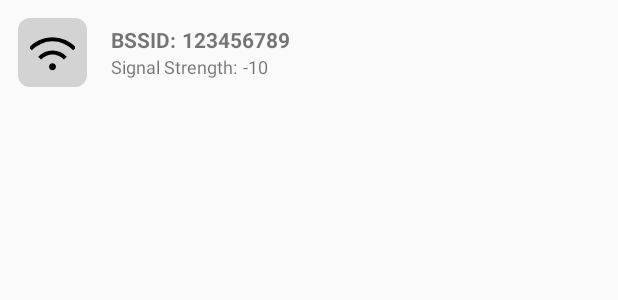
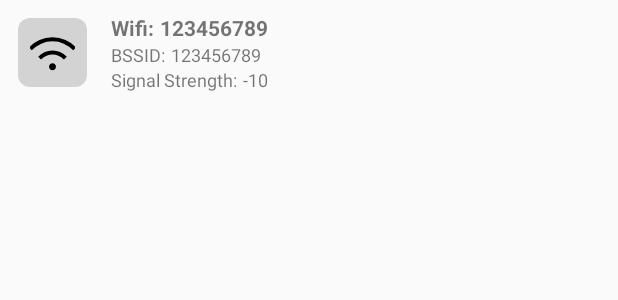
Before and after one commit to SirAntonySir/IntellitrackEnv, an Android app: the layout scan_list_item.xml on its own in the app's theme, with its tools: preview values and no code run, on a phone screen of 412 x 824 dp. Shown: the top 300 px of the screen. Run offline under Robolectric (Android 15) with nearby library versions, the phone set to English and light mode, and no system bars.

Commit message:
scan adapter working

```diff
--- a/app/src/main/java/com/example/intellitrackenv/ui/home/ScanItem.kt
+++ b/app/src/main/java/com/example/intellitrackenv/ui/home/ScanItem.kt
@@ -1,2 +1,2 @@
 // RoomItem.kt
-data class ScanItem(val scanBSSID: String, val scanValue: String)
+data class ScanItem(val scanBSSID: String,val scanSsid: String, val scanValue: String)
--- a/app/src/main/res/layout/scan_list_item.xml
+++ b/app/src/main/res/layout/scan_list_item.xml
@@ -35,12 +35,37 @@
             android:gravity="center_vertical">
 
             <TextView
+                android:id="@+id/ssidText"
+                android:layout_width="wrap_content"
+                android:layout_height="wrap_content"
+                android:text="Wifi:"
+                android:textSize="14sp"
+                android:textStyle="bold" />
+
+            <TextView
+                android:id="@+id/ssidTextView"
+                android:layout_width="wrap_content"
+                android:layout_height="wrap_content"
+                android:layout_marginStart="4dp"
+                android:text="123456789"
+                android:textSize="14sp"
+                android:textStyle="bold"
+                />
+        </LinearLayout>
+
+        <LinearLayout
+            android:layout_width="wrap_content"
+            android:layout_height="wrap_content"
+            android:orientation="horizontal"
+            android:gravity="center_vertical">
+
+            <TextView
                 android:id="@+id/bssidText"
                 android:layout_width="wrap_content"
                 android:layout_height="wrap_content"
                 android:text="BSSID:"
-                android:textSize="14sp"
-                android:textStyle="bold" />
+                android:textSize="12sp"
+                />
 
             <TextView
                 android:id="@+id/bssidTextView"
@@ -48,8 +73,8 @@
                 android:layout_height="wrap_content"
                 android:layout_marginStart="4dp"
                 android:text="123456789"
-                android:textSize="14sp"
-                android:textStyle="bold"
+                android:textSize="12sp"
+
                 />
         </LinearLayout>
 
```
Also changed, not shown: app/src/main/java/com/example/intellitrackenv/ui/home/HomeFragment.kt (+6 -31 lines), app/src/main/java/com/example/intellitrackenv/ui/home/ScanItemAdapter.kt (+12 -6 lines).
